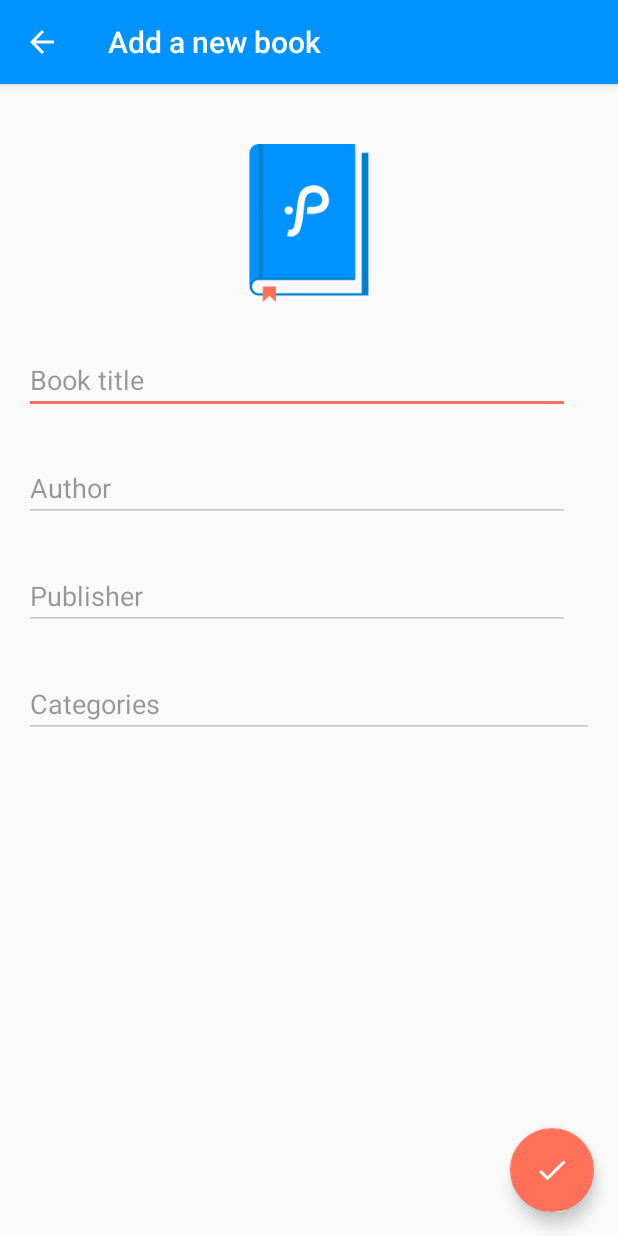
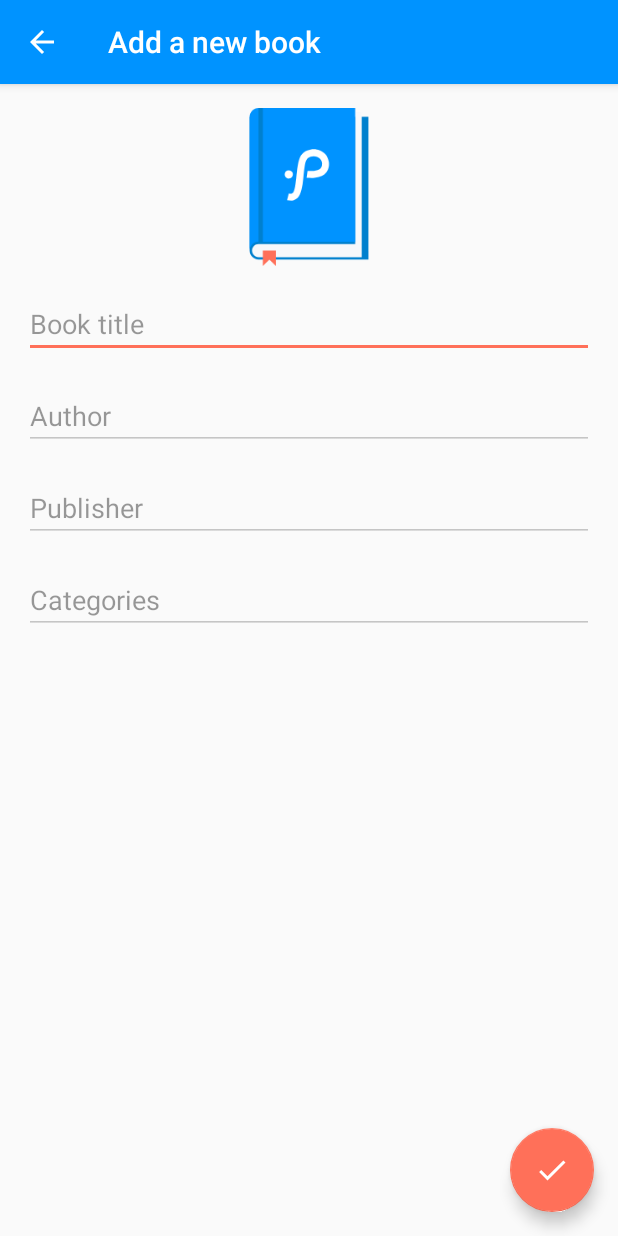
Before and after one commit to tevjef/Prolific-Library, an Android app: the NewBookActivity screen opened directly, with no data from a screen before it, on a phone screen of 412 x 824 dp. Run offline under Robolectric (Android 15) with nearby library versions, the phone set to English and light mode, and no system bars; our stand-ins replace ButterKnife, Dagger/Hilt's generated code.

Commit message:
Initial constraint layout test

```diff
--- a/app/build.gradle
+++ b/app/build.gradle
@@ -57,4 +57,5 @@ dependencies {
     compile "com.android.support:support-v4:${rootProject.ext.supportLibVersion}"
     compile "com.android.support:appcompat-v7:${rootProject.ext.supportLibVersion}"
     compile "com.android.support:recyclerview-v7:${rootProject.ext.supportLibVersion}"
+    compile 'com.android.support.constraint:constraint-layout:1.0.0-beta3'
 }
--- a/app/src/main/res/layout/activity_new_book_content.xml
+++ b/app/src/main/res/layout/activity_new_book_content.xml
@@ -1,116 +1,95 @@
 <?xml version="1.0" encoding="utf-8"?>
 
-<RelativeLayout xmlns:android="http://schemas.android.com/apk/res/android"
+<android.support.constraint.ConstraintLayout xmlns:android="http://schemas.android.com/apk/res/android"
     xmlns:app="http://schemas.android.com/apk/res-auto"
     xmlns:tools="http://schemas.android.com/tools"
     android:layout_width="match_parent"
     android:layout_height="match_parent"
-    android:paddingBottom="@dimen/activity_vertical_margin"
-    android:paddingLeft="@dimen/activity_horizontal_margin"
-    android:paddingRight="@dimen/activity_horizontal_margin"
-    android:paddingTop="@dimen/activity_vertical_margin"
     app:layout_behavior="@string/appbar_scrolling_view_behavior"
     tools:ignore="RtlCompat,RtlSymmetry,MissingPrefix"
     tools:showIn="@layout/activity_new_book">
 
-    <android.support.v4.widget.NestedScrollView
-        android:layout_width="match_parent"
-        android:layout_height="wrap_content"
-        android:scrollbars="vertical"
-        app:layout_behavior="@string/appbar_scrolling_view_behavior">
-
-
-        <LinearLayout
-            android:layout_width="match_parent"
-            android:layout_height="wrap_content"
-            android:orientation="vertical"
-            android:paddingTop="@dimen/content_area_space">
-
 
     <ImageView
-                android:layout_width="wrap_content"
+        android:layout_width="0dp"
         android:layout_height="wrap_content"
-                android:layout_gravity="center"
-                android:layout_margin="16dp"
-                app:srcCompat="@drawable/ic_prolific_book_105dp" />
-
-            <FrameLayout
-                android:id="@+id/title_view"
-                android:layout_width="match_parent"
-                android:layout_height="72dp"
-                android:layout_gravity="center"
-                android:paddingEnd="16dp">
+        app:srcCompat="@drawable/ic_prolific_book_105dp"
+        tools:layout_constraintTop_creator="1"
+        tools:layout_constraintRight_creator="1"
+        android:layout_marginStart="8dp"
+        android:layout_marginEnd="8dp"
+        app:layout_constraintRight_toRightOf="parent"
+        android:layout_marginTop="16dp"
+        tools:layout_constraintLeft_creator="1"
+        app:layout_constraintLeft_toLeftOf="parent"
+        app:layout_constraintTop_toTopOf="parent"
+        android:layout_marginLeft="8dp"
+        android:layout_marginRight="8dp"
+        android:id="@+id/imageView" />
 
     <EditText
         android:id="@+id/book_name_edit"
-                    android:layout_width="match_parent"
+        android:layout_width="0dp"
         android:layout_height="wrap_content"
         android:layout_gravity="center_vertical"
         android:hint="@string/book_title"
         android:imeOptions="actionNext"
         android:inputType="text"
         android:nextFocusDown="@+id/book_author_edit"
-                    android:textColorHint="@color/text_hint_dark" />
-
-            </FrameLayout>
-
-            <FrameLayout
-                android:id="@+id/author_view"
-                android:layout_width="match_parent"
-                android:layout_height="72dp"
-                android:layout_gravity="center"
-                android:paddingEnd="16dp">
+        android:textColorHint="@color/text_hint_dark"
+        android:layout_marginEnd="16dp"
+        app:layout_constraintRight_toRightOf="parent"
+        android:layout_marginRight="16dp"
+        android:layout_marginStart="16dp"
+        app:layout_constraintLeft_toLeftOf="parent"
+        android:layout_marginLeft="16dp"
+        android:layout_marginTop="16dp"
+        app:layout_constraintTop_toBottomOf="@+id/imageView" />
 
     <EditText
         android:id="@+id/book_author_edit"
-                    android:layout_width="match_parent"
+        android:layout_width="0dp"
         android:layout_height="wrap_content"
         android:layout_gravity="center_vertical"
         android:hint="@string/author"
         android:imeOptions="actionNext"
         android:inputType="text"
         android:nextFocusDown="@+id/book_publisher_edit"
-                    android:textColorHint="@color/text_hint_dark" />
-            </FrameLayout>
+        android:textColorHint="@color/text_hint_dark"
+        app:layout_constraintRight_toRightOf="@+id/book_name_edit"
+        app:layout_constraintLeft_toLeftOf="@+id/book_name_edit"
+        android:layout_marginTop="16dp"
+        app:layout_constraintTop_toBottomOf="@+id/book_name_edit" />
 
-
-            <FrameLayout
-                android:id="@+id/publisher_view"
-                android:layout_width="match_parent"
-                android:layout_height="72dp"
-                android:layout_gravity="center"
-                android:paddingEnd="16dp">
 
     <EditText
         android:id="@+id/book_publisher_edit"
-                    android:layout_width="match_parent"
+        android:layout_width="0dp"
         android:layout_height="wrap_content"
         android:layout_gravity="center_vertical"
         android:hint="@string/publisher"
         android:imeOptions="actionNext"
         android:inputType="text"
         android:nextFocusDown="@+id/book_categories_edit"
-                    android:textColorHint="@color/text_hint_dark" />
-            </FrameLayout>
-
-            <FrameLayout
-                android:id="@+id/categories_view"
-                android:layout_width="match_parent"
-                android:layout_height="72dp"
-                android:layout_gravity="center">
+        android:textColorHint="@color/text_hint_dark"
+        app:layout_constraintRight_toRightOf="@+id/book_author_edit"
+        app:layout_constraintLeft_toLeftOf="@+id/book_author_edit"
+        android:layout_marginTop="16dp"
+        app:layout_constraintTop_toBottomOf="@+id/book_author_edit" />
 
     <EditText
         android:id="@+id/book_categories_edit"
-                    android:layout_width="match_parent"
+        android:layout_width="0dp"
         android:layout_height="wrap_content"
         android:layout_gravity="center_vertical"
         android:hint="@string/categories"
         android:imeOptions="actionDone"
         android:inputType="text"
-                    android:textColorHint="@color/text_hint_dark" />
-            </FrameLayout>
+        android:textColorHint="@color/text_hint_dark"
+        app:layout_constraintLeft_toLeftOf="@+id/book_publisher_edit"
+        app:layout_constraintRight_toRightOf="@+id/book_publisher_edit"
+        android:layout_marginTop="16dp"
+        app:layout_constraintTop_toBottomOf="@+id/book_publisher_edit" />
 
-        </LinearLayout>
 
-    </android.support.v4.widget.NestedScrollView>
-</RelativeLayout>
+</android.support.constraint.ConstraintLayout>
```
Lines whose indentation alone changed are shown as unchanged.
